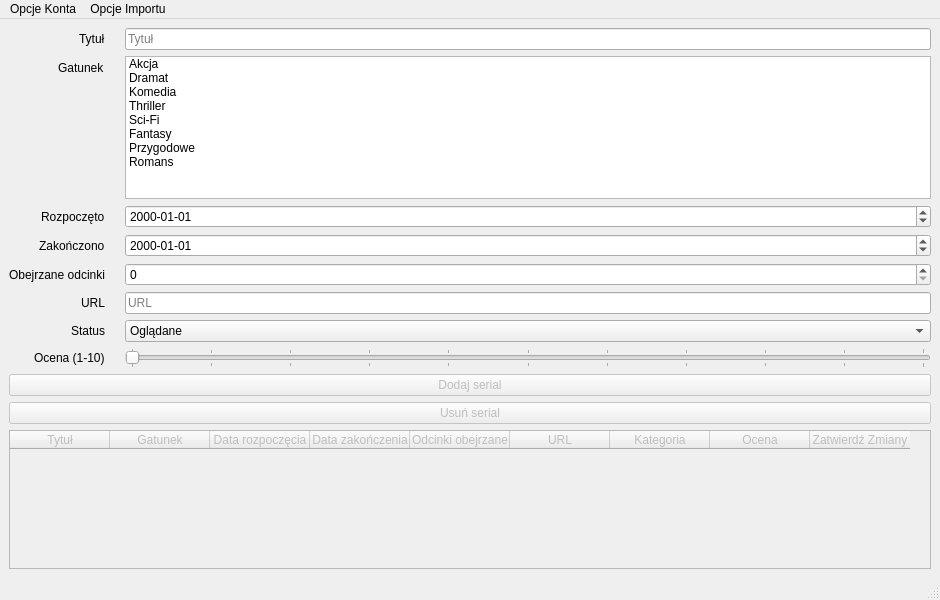
TryUnder/SeriesManager_Qt, file mainwindow.ui: the form before one commit.
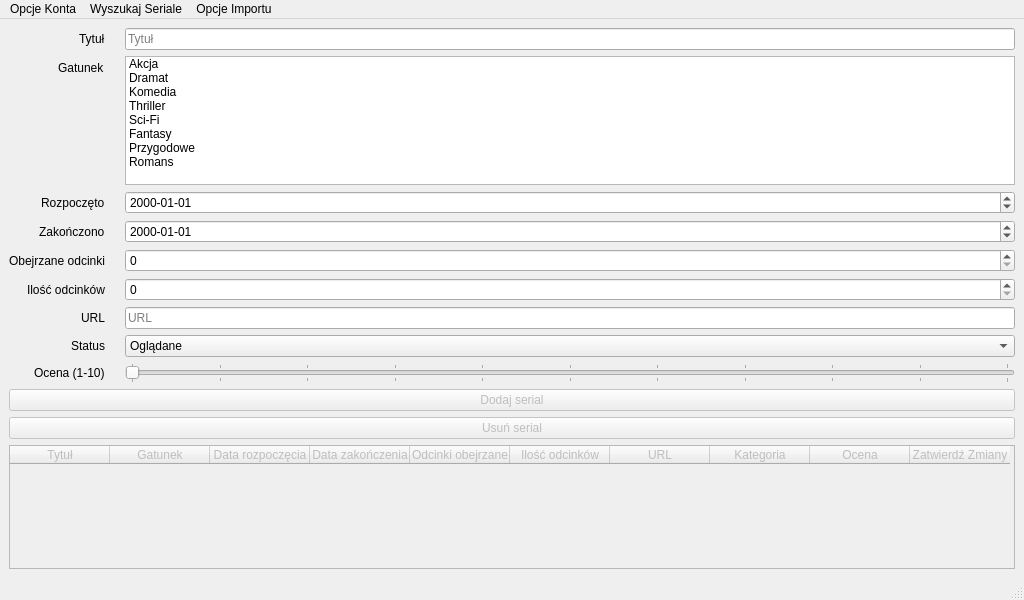
The form after the commit.

Diff of the .ui file:
```diff
--- a/mainwindow.ui
+++ b/mainwindow.ui
@@ -6,7 +6,7 @@
    <rect>
     <x>0</x>
     <y>0</y>
-    <width>940</width>
+    <width>1024</width>
     <height>600</height>
    </rect>
   </property>
@@ -139,30 +139,48 @@
        </widget>
       </item>
       <item row="4" column="1">
-       <widget class="QSpinBox" name="episodesWatchedInput"/>
+       <widget class="QSpinBox" name="episodesWatchedInput">
+        <property name="maximum">
+         <number>2000</number>
+        </property>
+       </widget>
       </item>
       <item row="5" column="0">
-       <widget class="QLabel" name="urlLabel">
+       <widget class="QLabel" name="maxEpisodesLabel">
         <property name="text">
-         <string>URL</string>
+         <string>Ilość odcinków</string>
         </property>
        </widget>
       </item>
       <item row="5" column="1">
-       <widget class="QLineEdit" name="urlInput">
-        <property name="placeholderText">
-         <string>URL</string>
+       <widget class="QSpinBox" name="allEpisodes">
+        <property name="maximum">
+         <number>2000</number>
         </property>
        </widget>
       </item>
       <item row="6" column="0">
+       <widget class="QLabel" name="urlLabel">
+        <property name="text">
+         <string>URL</string>
+        </property>
+       </widget>
+      </item>
+      <item row="6" column="1">
+       <widget class="QLineEdit" name="urlInput">
+        <property name="placeholderText">
+         <string>URL</string>
+        </property>
+       </widget>
+      </item>
+      <item row="7" column="0">
        <widget class="QLabel" name="statusLabel">
         <property name="text">
          <string>Status</string>
         </property>
        </widget>
       </item>
-      <item row="6" column="1">
+      <item row="7" column="1">
        <widget class="QComboBox" name="statusInput">
         <item>
          <property name="text">
@@ -191,14 +209,14 @@
         </item>
        </widget>
       </item>
-      <item row="7" column="0">
+      <item row="8" column="0">
        <widget class="QLabel" name="ratingLabel">
         <property name="text">
          <string>Ocena (1-10)</string>
         </property>
        </widget>
       </item>
-      <item row="7" column="1">
+      <item row="8" column="1">
        <widget class="QSlider" name="ratingSlider">
         <property name="minimumSize">
          <size>
@@ -272,6 +290,11 @@
         <string>Odcinki obejrzane</string>
        </property>
       </column>
+      <column>
+       <property name="text">
+        <string>Ilość odcinków</string>
+       </property>
+      </column>
       <column>
        <property name="text">
         <string>URL</string>
@@ -301,7 +324,7 @@
     <rect>
      <x>0</x>
      <y>0</y>
-     <width>940</width>
+     <width>1024</width>
      <height>20</height>
     </rect>
    </property>
@@ -321,7 +344,18 @@
     </property>
     <addaction name="actionMyAnimeListOpenDialog"/>
    </widget>
+   <widget class="QMenu" name="menuWyszukaj_Seriale">
+    <property name="title">
+     <string>Wyszukaj Seriale</string>
+    </property>
+    <addaction name="actionPo_tytule"/>
+    <addaction name="actionPo_gatunku"/>
+    <addaction name="actionPo_ocenie"/>
+    <addaction name="actionPo_kategorii"/>
+    <addaction name="actionShowAll"/>
+   </widget>
    <addaction name="menuOpcje"/>
+   <addaction name="menuWyszukaj_Seriale"/>
    <addaction name="menuOpcje_Importu"/>
   </widget>
   <widget class="QStatusBar" name="statusbar"/>
```
Left out of the diff: 37 changed lines with no effect on the pictures.
